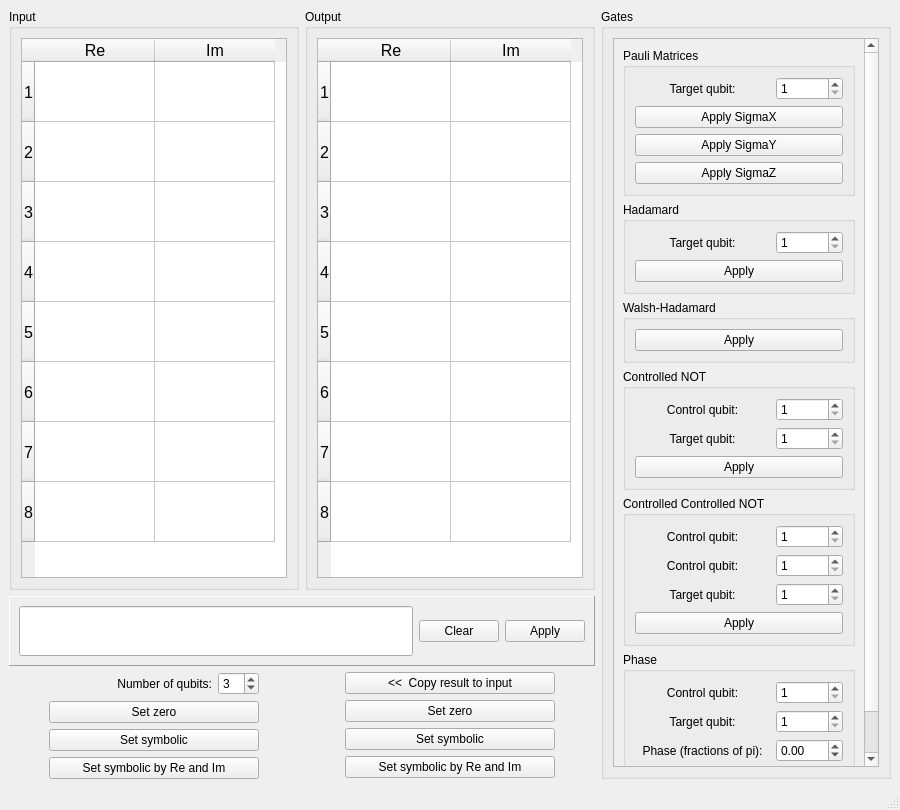
Qt form mainwindow.ui (kv1tr4vn/QuantumGatesApp) before a commit.
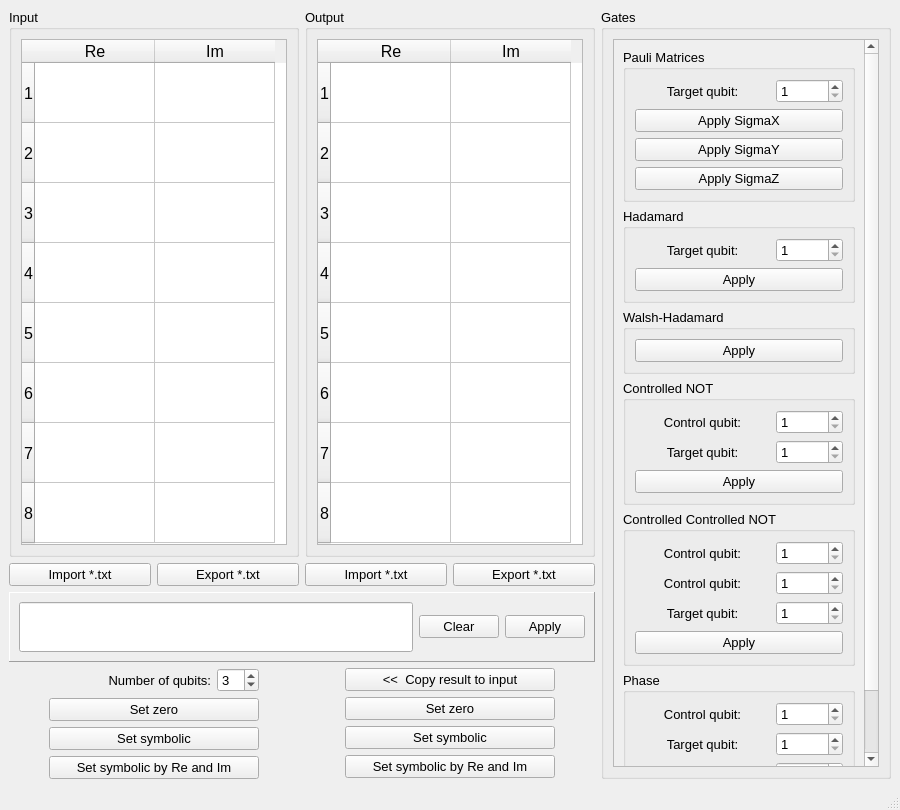
The same form after that commit.

Commit message: Add import/export to txt file, but need tests for it

Patch:
```diff
--- a/mainwindow.ui
+++ b/mainwindow.ui
@@ -10,6 +10,11 @@
     <height>810</height>
    </rect>
   </property>
+  <property name="font">
+   <font>
+    <pointsize>10</pointsize>
+   </font>
+  </property>
   <property name="acceptDrops">
    <bool>false</bool>
   </property>
@@ -203,7 +208,272 @@
       </layout>
      </widget>
     </item>
-    <item row="0" column="2" rowspan="3">
+    <item row="1" column="0">
+     <layout class="QHBoxLayout" name="inputTxtHorizontalLayout">
+      <item>
+       <widget class="QPushButton" name="inputImportTxtPushButton">
+        <property name="text">
+         <string>Import *.txt</string>
+        </property>
+       </widget>
+      </item>
+      <item>
+       <widget class="QPushButton" name="inputExportTxtPushButton">
+        <property name="text">
+         <string>Export *.txt</string>
+        </property>
+       </widget>
+      </item>
+     </layout>
+    </item>
+    <item row="1" column="1">
+     <layout class="QHBoxLayout" name="outputTxtHorizontalLayout">
+      <item>
+       <widget class="QPushButton" name="outputImportTxtPushButton">
+        <property name="text">
+         <string>Import *.txt</string>
+        </property>
+       </widget>
+      </item>
+      <item>
+       <widget class="QPushButton" name="outputExportTxtPushButton">
+        <property name="text">
+         <string>Export *.txt</string>
+        </property>
+       </widget>
+      </item>
+     </layout>
+    </item>
+    <item row="2" column="0" colspan="2">
+     <widget class="QFrame" name="lineFrame">
+      <property name="frameShape">
+       <enum>QFrame::Panel</enum>
+      </property>
+      <property name="frameShadow">
+       <enum>QFrame::Raised</enum>
+      </property>
+      <layout class="QHBoxLayout" name="horizontalLayout_2">
+       <item>
+        <widget class="QLineEdit" name="lineEdit">
+         <property name="minimumSize">
+          <size>
+           <width>0</width>
+           <height>50</height>
+          </size>
+         </property>
+         <property name="font">
+          <font>
+           <pointsize>12</pointsize>
+          </font>
+         </property>
+         <property name="text">
+          <string/>
+         </property>
+        </widget>
+       </item>
+       <item>
+        <widget class="QPushButton" name="clearLinePushButton">
+         <property name="text">
+          <string>Clear</string>
+         </property>
+        </widget>
+       </item>
+       <item>
+        <widget class="QPushButton" name="applyLinePushButton">
+         <property name="text">
+          <string>Apply</string>
+         </property>
+        </widget>
+       </item>
+      </layout>
+     </widget>
+    </item>
+    <item row="3" column="0">
+     <layout class="QHBoxLayout" name="inputParamsHorizontalLayout">
+      <item>
+       <spacer name="inputHorizontalFirstSpacer">
+        <property name="orientation">
+         <enum>Qt::Horizontal</enum>
+        </property>
+        <property name="sizeType">
+         <enum>QSizePolicy::Minimum</enum>
+        </property>
+        <property name="sizeHint" stdset="0">
+         <size>
+          <width>40</width>
+          <height>20</height>
+         </size>
+        </property>
+       </spacer>
+      </item>
+      <item>
+       <layout class="QGridLayout" name="gridLayout">
+        <item row="2" column="0" colspan="2">
+         <widget class="QPushButton" name="setZeroInputPushButton">
+          <property name="sizePolicy">
+           <sizepolicy hsizetype="Minimum" vsizetype="Fixed">
+            <horstretch>0</horstretch>
+            <verstretch>0</verstretch>
+           </sizepolicy>
+          </property>
+          <property name="text">
+           <string>Set zero</string>
+          </property>
+         </widget>
+        </item>
+        <item row="1" column="1">
+         <widget class="QSpinBox" name="numberOfQubitsSpinBox">
+          <property name="sizePolicy">
+           <sizepolicy hsizetype="Fixed" vsizetype="Fixed">
+            <horstretch>0</horstretch>
+            <verstretch>0</verstretch>
+           </sizepolicy>
+          </property>
+          <property name="layoutDirection">
+           <enum>Qt::LeftToRight</enum>
+          </property>
+          <property name="alignment">
+           <set>Qt::AlignLeading|Qt::AlignLeft|Qt::AlignVCenter</set>
+          </property>
+          <property name="minimum">
+           <number>1</number>
+          </property>
+          <property name="value">
+           <number>3</number>
+          </property>
+         </widget>
+        </item>
+        <item row="1" column="0">
+         <widget class="QLabel" name="numberOfQubitsLabel">
+          <property name="sizePolicy">
+           <sizepolicy hsizetype="Minimum" vsizetype="Preferred">
+            <horstretch>0</horstretch>
+            <verstretch>0</verstretch>
+           </sizepolicy>
+          </property>
+          <property name="text">
+           <string>Number of qubits:</string>
+          </property>
+          <property name="alignment">
+           <set>Qt::AlignRight|Qt::AlignTrailing|Qt::AlignVCenter</set>
+          </property>
+         </widget>
+        </item>
+        <item row="4" column="0" colspan="2">
+         <widget class="QPushButton" name="setSymbolicByReAndImInputPushButton">
+          <property name="text">
+           <string>Set symbolic by Re and Im</string>
+          </property>
+         </widget>
+        </item>
+        <item row="3" column="0" colspan="2">
+         <widget class="QPushButton" name="setSymbolicInputPushButton">
+          <property name="text">
+           <string>Set symbolic</string>
+          </property>
+         </widget>
+        </item>
+       </layout>
+      </item>
+      <item>
+       <spacer name="inputHorizontalSecondSpacer">
+        <property name="orientation">
+         <enum>Qt::Horizontal</enum>
+        </property>
+        <property name="sizeType">
+         <enum>QSizePolicy::Minimum</enum>
+        </property>
+        <property name="sizeHint" stdset="0">
+         <size>
+          <width>40</width>
+          <height>20</height>
+         </size>
+        </property>
+       </spacer>
+      </item>
+     </layout>
+    </item>
+    <item row="3" column="1">
+     <layout class="QGridLayout" name="outputGridLayout">
+      <item row="0" column="2">
+       <spacer name="outputHorizontalSecondSpacer">
+        <property name="orientation">
+         <enum>Qt::Horizontal</enum>
+        </property>
+        <property name="sizeType">
+         <enum>QSizePolicy::Minimum</enum>
+        </property>
+        <property name="sizeHint" stdset="0">
+         <size>
+          <width>40</width>
+          <height>20</height>
+         </size>
+        </property>
+       </spacer>
+      </item>
+      <item row="0" column="0">
+       <spacer name="outputHorizontalFirstSpacer">
+        <property name="orientation">
+         <enum>Qt::Horizontal</enum>
+        </property>
+        <property name="sizeType">
+         <enum>QSizePolicy::Minimum</enum>
+        </property>
+        <property name="sizeHint" stdset="0">
+         <size>
+          <width>40</width>
+          <height>20</height>
+         </size>
+        </property>
+       </spacer>
+      </item>
+      <item row="0" column="1">
+       <layout class="QFormLayout" name="outputFormLayout">
+        <item row="0" column="0" colspan="2">
+         <widget class="QPushButton" name="copyResultToInputPushButton">
+          <property name="sizePolicy">
+           <sizepolicy hsizetype="Minimum" vsizetype="Fixed">
+            <horstretch>0</horstretch>
+            <verstretch>0</verstretch>
+           </sizepolicy>
+          </property>
+          <property name="text">
+           <string>&lt;&lt;  Copy result to input</string>
+          </property>
+         </widget>
+        </item>
+        <item row="1" column="0" colspan="2">
+         <widget class="QPushButton" name="setZeroOutputPushButton">
+          <property name="sizePolicy">
+           <sizepolicy hsizetype="Minimum" vsizetype="Fixed">
+            <horstretch>0</horstretch>
+            <verstretch>0</verstretch>
+           </sizepolicy>
+          </property>
+          <property name="text">
+           <string>Set zero</string>
+          </property>
+         </widget>
+        </item>
+        <item row="2" column="0" colspan="2">
+         <widget class="QPushButton" name="setSymbolicOutputPushButton">
+          <property name="text">
+           <string>Set symbolic</string>
+          </property>
+         </widget>
+        </item>
+        <item row="3" column="0" colspan="2">
+         <widget class="QPushButton" name="setSymbolicByReAndImOutputPushButton">
+          <property name="text">
+           <string>Set symbolic by Re and Im</string>
+          </property>
+         </widget>
+        </item>
+       </layout>
+      </item>
+     </layout>
+    </item>
+    <item row="0" column="2" rowspan="4">
      <widget class="QGroupBox" name="gatesGroupBox">
       <property name="sizePolicy">
        <sizepolicy hsizetype="MinimumExpanding" vsizetype="Preferred">
@@ -231,8 +501,8 @@
            <rect>
             <x>0</x>
             <y>0</y>
-            <width>252</width>
-            <height>814</height>
+            <width>267</width>
+            <height>862</height>
            </rect>
           </property>
           <layout class="QVBoxLayout" name="verticalLayout_9">
@@ -590,235 +860,6 @@
       </layout>
      </widget>
     </item>
-    <item row="1" column="0" colspan="2">
-     <widget class="QFrame" name="lineFrame">
-      <property name="frameShape">
-       <enum>QFrame::Panel</enum>
-      </property>
-      <property name="frameShadow">
-       <enum>QFrame::Raised</enum>
-      </property>
-      <layout class="QHBoxLayout" name="horizontalLayout_2">
-       <item>
-        <widget class="QLineEdit" name="lineEdit">
-         <property name="minimumSize">
-          <size>
-           <width>0</width>
-           <height>50</height>
-          </size>
-         </property>
-         <property name="font">
-          <font>
-           <pointsize>12</pointsize>
-          </font>
-         </property>
-         <property name="text">
-          <string/>
-         </property>
-        </widget>
-       </item>
-       <item>
-        <widget class="QPushButton" name="clearLinePushButton">
-         <property name="text">
-          <string>Clear</string>
-         </property>
-        </widget>
-       </item>
-       <item>
-        <widget class="QPushButton" name="applyLinePushButton">
-         <property name="text">
-          <string>Apply</string>
-         </property>
-        </widget>
-       </item>
-      </layout>
-     </widget>
-    </item>
-    <item row="2" column="0">
-     <layout class="QHBoxLayout" name="inputParamsHorizontalLayout">
-      <item>
-       <spacer name="inputHorizontalFirstSpacer">
-        <property name="orientation">
-         <enum>Qt::Horizontal</enum>
-        </property>
-        <property name="sizeType">
-         <enum>QSizePolicy::Minimum</enum>
-        </property>
-        <property name="sizeHint" stdset="0">
-         <size>
-          <width>40</width>
-          <height>20</height>
-         </size>
-        </property>
-       </spacer>
-      </item>
-      <item>
-       <layout class="QGridLayout" name="gridLayout">
-        <item row="2" column="0" colspan="2">
-         <widget class="QPushButton" name="setZeroInputPushButton">
-          <property name="sizePolicy">
-           <sizepolicy hsizetype="Minimum" vsizetype="Fixed">
-            <horstretch>0</horstretch>
-            <verstretch>0</verstretch>
-           </sizepolicy>
-          </property>
-          <property name="text">
-           <string>Set zero</string>
-          </property>
-         </widget>
-        </item>
-        <item row="1" column="1">
-         <widget class="QSpinBox" name="numberOfQubitsSpinBox">
-          <property name="sizePolicy">
-           <sizepolicy hsizetype="Fixed" vsizetype="Fixed">
-            <horstretch>0</horstretch>
-            <verstretch>0</verstretch>
-           </sizepolicy>
-          </property>
-          <property name="layoutDirection">
-           <enum>Qt::LeftToRight</enum>
-          </property>
-          <property name="alignment">
-           <set>Qt::AlignLeading|Qt::AlignLeft|Qt::AlignVCenter</set>
-          </property>
-          <property name="minimum">
-           <number>1</number>
-          </property>
-          <property name="value">
-           <number>3</number>
-          </property>
-         </widget>
-        </item>
-        <item row="1" column="0">
-         <widget class="QLabel" name="numberOfQubitsLabel">
-          <property name="sizePolicy">
-           <sizepolicy hsizetype="Minimum" vsizetype="Preferred">
-            <horstretch>0</horstretch>
-            <verstretch>0</verstretch>
-           </sizepolicy>
-          </property>
-          <property name="text">
-           <string>Number of qubits:</string>
-          </property>
-          <property name="alignment">
-           <set>Qt::AlignRight|Qt::AlignTrailing|Qt::AlignVCenter</set>
-          </property>
-         </widget>
-        </item>
-        <item row="4" column="0" colspan="2">
-         <widget class="QPushButton" name="setSymbolicByReAndImInputPushButton">
-          <property name="text">
-           <string>Set symbolic by Re and Im</string>
-          </property>
-         </widget>
-        </item>
-        <item row="3" column="0" colspan="2">
-         <widget class="QPushButton" name="setSymbolicInputPushButton">
-          <property name="text">
-           <string>Set symbolic</string>
-          </property>
-         </widget>
-        </item>
-       </layout>
-      </item>
-      <item>
-       <spacer name="inputHorizontalSecondSpacer">
-        <property name="orientation">
-         <enum>Qt::Horizontal</enum>
-        </property>
-        <property name="sizeType">
-         <enum>QSizePolicy::Minimum</enum>
-        </property>
-        <property name="sizeHint" stdset="0">
-         <size>
-          <width>40</width>
-          <height>20</height>
-         </size>
-        </property>
-       </spacer>
-      </item>
-     </layout>
-    </item>
-    <item row="2" column="1">
-     <layout class="QGridLayout" name="outputGridLayout">
-      <item row="0" column="2">
-       <spacer name="outputHorizontalSecondSpacer">
-        <property name="orientation">
-         <enum>Qt::Horizontal</enum>
-        </property>
-        <property name="sizeType">
-         <enum>QSizePolicy::Minimum</enum>
-        </property>
-        <property name="sizeHint" stdset="0">
-         <size>
-          <width>40</width>
-          <height>20</height>
-         </size>
-        </property>
-       </spacer>
-      </item>
-      <item row="0" column="0">
-       <spacer name="outputHorizontalFirstSpacer">
-        <property name="orientation">
-         <enum>Qt::Horizontal</enum>
-        </property>
-        <property name="sizeType">
-         <enum>QSizePolicy::Minimum</enum>
-        </property>
-        <property name="sizeHint" stdset="0">
-         <size>
-          <width>40</width>
-          <height>20</height>
-         </size>
-        </property>
-       </spacer>
-      </item>
-      <item row="0" column="1">
-       <layout class="QFormLayout" name="outputFormLayout">
-        <item row="0" column="0" colspan="2">
-         <widget class="QPushButton" name="copyResultToInputPushButton">
-          <property name="sizePolicy">
-           <sizepolicy hsizetype="Minimum" vsizetype="Fixed">
-            <horstretch>0</horstretch>
-            <verstretch>0</verstretch>
-           </sizepolicy>
-          </property>
-          <property name="text">
-           <string>&lt;&lt;  Copy result to input</string>
-          </property>
-         </widget>
-        </item>
-        <item row="1" column="0" colspan="2">
-         <widget class="QPushButton" name="setZeroOutputPushButton">
-          <property name="sizePolicy">
-           <sizepolicy hsizetype="Minimum" vsizetype="Fixed">
-            <horstretch>0</horstretch>
-            <verstretch>0</verstretch>
-           </sizepolicy>
-          </property>
-          <property name="text">
-           <string>Set zero</string>
-          </property>
-         </widget>
-        </item>
-        <item row="2" column="0" colspan="2">
-         <widget class="QPushButton" name="setSymbolicOutputPushButton">
-          <property name="text">
-           <string>Set symbolic</string>
-          </property>
-         </widget>
-        </item>
-        <item row="3" column="0" colspan="2">
-         <widget class="QPushButton" name="setSymbolicByReAndImOutputPushButton">
-          <property name="text">
-           <string>Set symbolic by Re and Im</string>
-          </property>
-         </widget>
-        </item>
-       </layout>
-      </item>
-     </layout>
-    </item>
    </layout>
   </widget>
   <widget class="QMenuBar" name="menubar">
```
Left out of the diff: 2 changed lines with no effect on the pictures. The commit also changes 2 other files.
